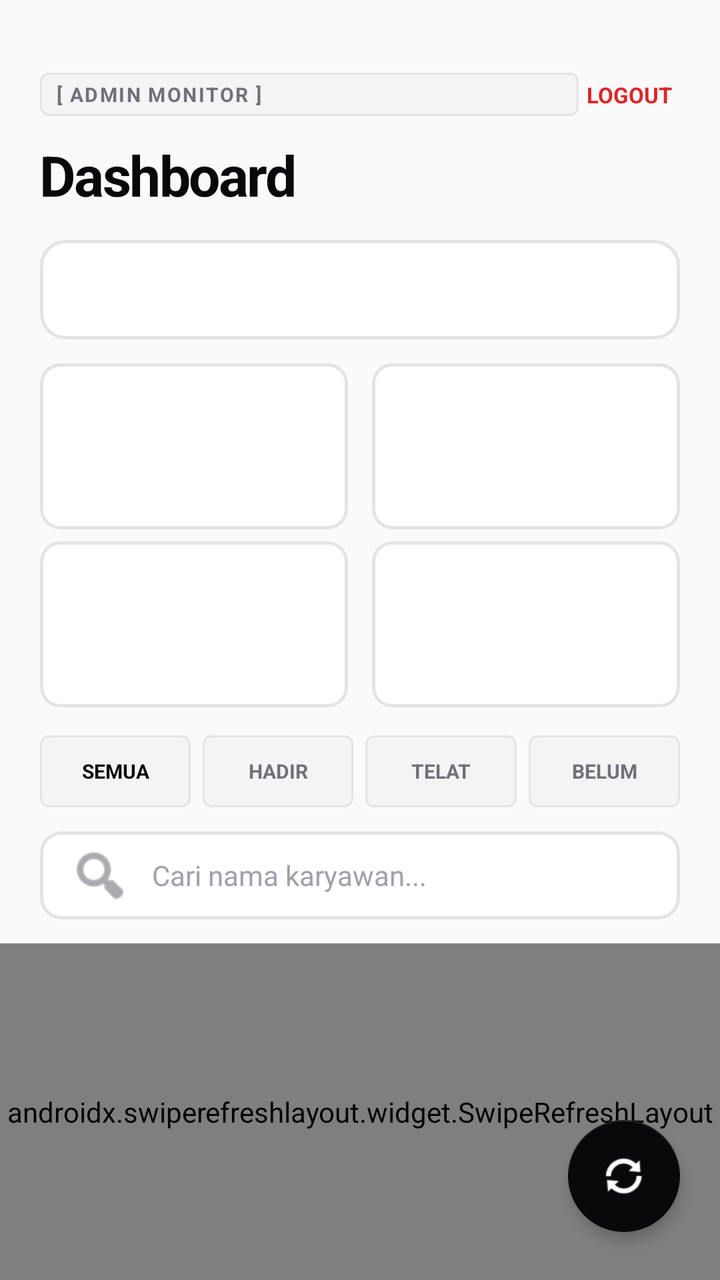
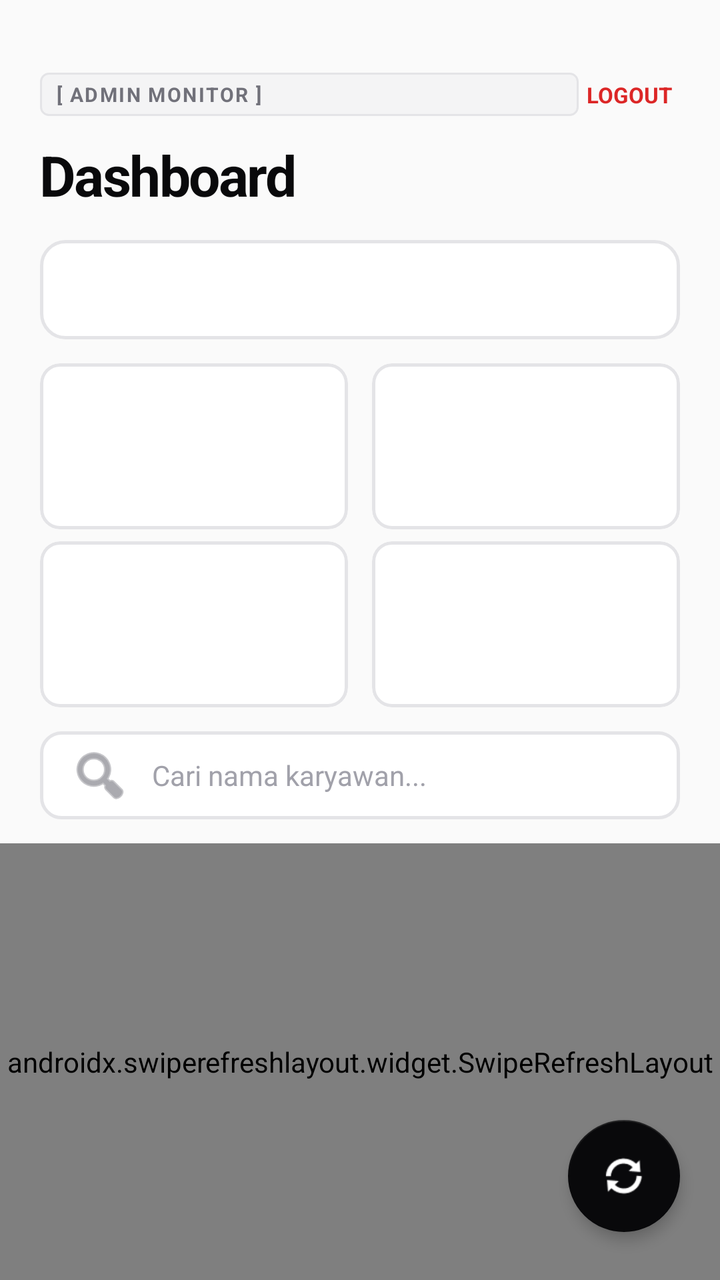

Compare the two renders of this Android layout. The source of the first and the diff that turns it into the second are given below.
<!-- AndroidManifest.xml: application theme Theme.Absensi -->
<!-- res/layout/activity_admin.xml -->
<?xml version="1.0" encoding="utf-8"?>
<androidx.constraintlayout.widget.ConstraintLayout xmlns:android="http://schemas.android.com/apk/res/android"
    xmlns:app="http://schemas.android.com/apk/res-auto"
    android:layout_width="match_parent"
    android:layout_height="match_parent"
    android:background="@color/bg_primary">

    <LinearLayout
        android:id="@+id/headerContainer"
        android:layout_width="match_parent"
        android:layout_height="wrap_content"
        android:orientation="vertical"
        android:paddingStart="20dp"
        android:paddingTop="36dp"
        android:paddingEnd="20dp"
        android:paddingBottom="12dp"
        app:layout_constraintTop_toTopOf="parent">

        <LinearLayout
            android:layout_width="match_parent"
            android:layout_height="wrap_content"
            android:gravity="center_vertical"
            android:orientation="horizontal">

            <TextView
                android:layout_width="0dp"
                android:layout_height="wrap_content"
                android:layout_weight="1"
                android:background="@drawable/bg_tag_pill"
                android:letterSpacing="0.08"
                android:paddingStart="8dp"
                android:paddingTop="4dp"
                android:paddingEnd="8dp"
                android:paddingBottom="4dp"
                android:text="[ ADMIN MONITOR ]"
                android:textColor="@color/text_secondary"
                android:textSize="10sp"
                android:textStyle="bold" />

            <TextView
                android:id="@+id/tvLogout"
                android:layout_width="wrap_content"
                android:layout_height="wrap_content"
                android:padding="4dp"
                android:text="LOGOUT"
                android:textColor="@color/badge_danger_text"
                android:textSize="11sp"
                android:textStyle="bold" />
        </LinearLayout>

        <TextView
            android:layout_width="wrap_content"
            android:layout_height="wrap_content"
            android:layout_marginTop="10dp"
            android:letterSpacing="-0.03"
            android:text="Dashboard"
            android:textColor="@color/text_primary"
            android:textSize="28sp"
            android:textStyle="bold" />

        <LinearLayout
            android:layout_width="match_parent"
            android:layout_height="wrap_content"
            android:layout_marginTop="14dp"
            android:background="@drawable/bg_hero_card"
            android:orientation="vertical"
            android:padding="16dp">

            <TextView
                android:id="@+id/tvDate"
                android:layout_width="match_parent"
                android:layout_height="wrap_content"
                android:textColor="@color/text_primary"
                android:textSize="13sp"
                android:textStyle="bold" />
        </LinearLayout>

        <LinearLayout
            android:layout_width="match_parent"
            android:layout_height="wrap_content"
            android:layout_marginTop="12dp"
            android:orientation="horizontal">

            <include
                android:id="@+id/statTotal"
                layout="@layout/item_stat"
                android:layout_width="0dp"
                android:layout_height="wrap_content"
                android:layout_weight="1"
                android:layout_marginEnd="6dp" />

            <include
                android:id="@+id/statHadir"
                layout="@layout/item_stat"
                android:layout_width="0dp"
                android:layout_height="wrap_content"
                android:layout_weight="1"
                android:layout_marginStart="6dp" />
        </LinearLayout>

        <LinearLayout
            android:layout_width="match_parent"
            android:layout_height="wrap_content"
            android:layout_marginTop="6dp"
            android:orientation="horizontal">

            <include
                android:id="@+id/statTelat"
                layout="@layout/item_stat"
                android:layout_width="0dp"
                android:layout_height="wrap_content"
                android:layout_weight="1"
                android:layout_marginEnd="6dp" />

            <include
                android:id="@+id/statBelum"
                layout="@layout/item_stat"
                android:layout_width="0dp"
                android:layout_height="wrap_content"
                android:layout_weight="1"
                android:layout_marginStart="6dp" />
        </LinearLayout>

        <LinearLayout
            android:id="@+id/filterRow"
            android:layout_width="match_parent"
            android:layout_height="wrap_content"
            android:layout_marginTop="14dp"
            android:orientation="horizontal">

            <TextView
                android:id="@+id/filterAll"
                android:layout_width="0dp"
                android:layout_height="36dp"
                android:layout_weight="1"
                android:background="@drawable/bg_tag_pill"
                android:gravity="center"
                android:text="SEMUA"
                android:textColor="@color/text_primary"
                android:textSize="10sp"
                android:textStyle="bold" />

            <TextView
                android:id="@+id/filterHadir"
                android:layout_width="0dp"
                android:layout_height="36dp"
                android:layout_marginStart="6dp"
                android:layout_weight="1"
                android:background="@drawable/bg_tag_pill"
                android:gravity="center"
                android:text="HADIR"
                android:textColor="@color/text_secondary"
                android:textSize="10sp"
                android:textStyle="bold" />

            <TextView
                android:id="@+id/filterTelat"
                android:layout_width="0dp"
                android:layout_height="36dp"
                android:layout_marginStart="6dp"
                android:layout_weight="1"
                android:background="@drawable/bg_tag_pill"
                android:gravity="center"
                android:text="TELAT"
                android:textColor="@color/text_secondary"
                android:textSize="10sp"
                android:textStyle="bold" />

            <TextView
                android:id="@+id/filterBelum"
                android:layout_width="0dp"
                android:layout_height="36dp"
                android:layout_marginStart="6dp"
                android:layout_weight="1"
                android:background="@drawable/bg_tag_pill"
                android:gravity="center"
                android:text="BELUM"
                android:textColor="@color/text_secondary"
                android:textSize="10sp"
                android:textStyle="bold" />
        </LinearLayout>

        <EditText
            android:id="@+id/etSearch"
            android:layout_width="match_parent"
            android:layout_height="44dp"
            android:layout_marginTop="12dp"
            android:background="@drawable/bg_search"
            android:drawableStart="@android:drawable/ic_menu_search"
            android:drawablePadding="10dp"
            android:drawableTint="@color/text_secondary"
            android:hint="Cari nama karyawan..."
            android:imeOptions="actionSearch"
            android:inputType="text"
            android:paddingStart="14dp"
            android:paddingEnd="14dp"
            android:singleLine="true"
            android:textColor="@color/text_primary"
            android:textColorHint="@color/text_tertiary"
            android:textSize="14sp" />
    </LinearLayout>

    <androidx.swiperefreshlayout.widget.SwipeRefreshLayout
        android:id="@+id/swipeRefresh"
        android:layout_width="0dp"
        android:layout_height="0dp"
        app:layout_constraintBottom_toBottomOf="parent"
        app:layout_constraintEnd_toEndOf="parent"
        app:layout_constraintStart_toStartOf="parent"
        app:layout_constraintTop_toBottomOf="@id/headerContainer">

        <FrameLayout
            android:layout_width="match_parent"
            android:layout_height="match_parent">

            <androidx.recyclerview.widget.RecyclerView
                android:id="@+id/recyclerView"
                android:layout_width="match_parent"
                android:layout_height="match_parent"
                android:clipToPadding="false"
                android:paddingStart="20dp"
                android:paddingEnd="20dp"
                android:paddingBottom="96dp" />

            <LinearLayout
                android:id="@+id/llEmptyState"
                android:layout_width="wrap_content"
                android:layout_height="wrap_content"
                android:layout_gravity="center"
                android:gravity="center"
                android:orientation="vertical"
                android:visibility="gone">

                <TextView
                    android:layout_width="wrap_content"
                    android:layout_height="wrap_content"
                    android:letterSpacing="0.05"
                    android:text="[ NO DATA FOUND ]"
                    android:textColor="@color/text_primary"
                    android:textSize="14sp"
                    android:textStyle="bold" />

                <TextView
                    android:layout_width="wrap_content"
                    android:layout_height="wrap_content"
                    android:layout_marginTop="4dp"
                    android:text="Tidak ada data untuk ditampilkan"
                    android:textColor="@color/text_secondary"
                    android:textSize="12sp" />
            </LinearLayout>
        </FrameLayout>
    </androidx.swiperefreshlayout.widget.SwipeRefreshLayout>

    <com.google.android.material.floatingactionbutton.FloatingActionButton
        android:id="@+id/fabRefresh"
        android:layout_width="wrap_content"
        android:layout_height="wrap_content"
        android:layout_marginEnd="20dp"
        android:layout_marginBottom="24dp"
        android:src="@android:drawable/ic_popup_sync"
        app:backgroundTint="@color/accent"
        app:elevation="4dp"
        app:layout_constraintBottom_toBottomOf="parent"
        app:layout_constraintEnd_toEndOf="parent"
        app:tint="@android:color/white" />
</androidx.constraintlayout.widget.ConstraintLayout>
<!-- res/layout/item_stat.xml (included above) -->
<?xml version="1.0" encoding="utf-8"?>
<com.google.android.material.card.MaterialCardView xmlns:android="http://schemas.android.com/apk/res/android"
    xmlns:app="http://schemas.android.com/apk/res-auto"
    android:layout_width="0dp"
    android:layout_height="wrap_content"
    android:layout_weight="1"
    app:cardBackgroundColor="@color/surface"
    app:cardCornerRadius="10dp"
    app:cardElevation="0dp"
    app:strokeColor="@color/border_crisp"
    app:strokeWidth="1.5dp">

    <LinearLayout
        android:layout_width="match_parent"
        android:layout_height="wrap_content"
        android:orientation="vertical"
        android:padding="14dp">

        <TextView
            android:id="@+id/tvStatLabel"
            android:layout_width="match_parent"
            android:layout_height="wrap_content"
            android:textColor="@color/text_secondary"
            android:textSize="10sp"
            android:letterSpacing="0.08"
            android:textStyle="bold" />

        <TextView
            android:id="@+id/tvStatValue"
            android:layout_width="match_parent"
            android:layout_height="wrap_content"
            android:layout_marginTop="4dp"
            android:textColor="@color/text_primary"
            android:textSize="28sp"
            android:textStyle="bold" />
    </LinearLayout>
</com.google.android.material.card.MaterialCardView>
<!-- resources referenced by this layout -->
<resources>
  <color name="accent">#09090B</color>
  <color name="badge_danger_text">#DC2626</color>
  <color name="bg_primary">#FAFAFA</color>
  <color name="border_crisp">#E4E4E7</color>
  <color name="surface">#FFFFFF</color>
  <color name="text_primary">#09090B</color>
  <color name="text_secondary">#71717A</color>
  <color name="text_tertiary">#A1A1AA</color>
  <!-- drawable bg_hero_card (drawable) -->
  <?xml version="1.0" encoding="utf-8"?>
  <shape xmlns:android="http://schemas.android.com/apk/res/android"
      android:shape="rectangle">
      <solid android:color="@color/surface" />
      <corners android:radius="12dp" />
      <stroke android:width="1.5dp" android:color="@color/border_crisp" />
  </shape>
  <!-- drawable bg_search (drawable) -->
  <?xml version="1.0" encoding="utf-8"?>
  <shape xmlns:android="http://schemas.android.com/apk/res/android"
      android:shape="rectangle">
      <solid android:color="@color/search_bg" />
      <corners android:radius="10dp" />
      <stroke android:width="1.5dp" android:color="@color/search_stroke" />
  </shape>
  <!-- drawable bg_tag_pill (drawable) -->
  <?xml version="1.0" encoding="utf-8"?>
  <shape xmlns:android="http://schemas.android.com/apk/res/android"
      android:shape="rectangle">
      <solid android:color="@color/accent_light" />
      <corners android:radius="4dp" />
      <stroke android:width="1dp" android:color="@color/border_crisp" />
  </shape>
  <style name="Theme.Absensi" parent="Theme.MaterialComponents.Light.NoActionBar">
          <item name="android:windowBackground">@color/bg_primary</item>
          <item name="colorPrimary">@color/accent</item>
          <item name="colorPrimaryDark">@color/primary_dark</item>
          <item name="android:statusBarColor">@color/surface</item>
          <item name="android:windowLightStatusBar">true</item>
          <item name="colorAccent">@color/accent</item>
      </style>
  <color name="search_bg">#FFFFFF</color>
  <color name="search_stroke">#E4E4E7</color>
  <color name="accent_light">#F4F4F5</color>
  <color name="primary_dark">#09090B</color>
</resources>

<!-- the commit's change to res/layout/activity_admin.xml (unified diff, before → after) -->
@@ -119,65 +119,6 @@
                 android:layout_height="wrap_content"
                 android:layout_weight="1"
                 android:layout_marginStart="6dp" />
-        </LinearLayout>
-
-        <LinearLayout
-            android:id="@+id/filterRow"
-            android:layout_width="match_parent"
-            android:layout_height="wrap_content"
-            android:layout_marginTop="14dp"
-            android:orientation="horizontal">
-
-            <TextView
-                android:id="@+id/filterAll"
-                android:layout_width="0dp"
-                android:layout_height="36dp"
-                android:layout_weight="1"
-                android:background="@drawable/bg_tag_pill"
-                android:gravity="center"
-                android:text="SEMUA"
-                android:textColor="@color/text_primary"
-                android:textSize="10sp"
-                android:textStyle="bold" />
-
-            <TextView
-                android:id="@+id/filterHadir"
-                android:layout_width="0dp"
-                android:layout_height="36dp"
-                android:layout_marginStart="6dp"
-                android:layout_weight="1"
-                android:background="@drawable/bg_tag_pill"
-                android:gravity="center"
-                android:text="HADIR"
-                android:textColor="@color/text_secondary"
-                android:textSize="10sp"
-                android:textStyle="bold" />
-
-            <TextView
-                android:id="@+id/filterTelat"
-                android:layout_width="0dp"
-                android:layout_height="36dp"
-                android:layout_marginStart="6dp"
-                android:layout_weight="1"
-                android:background="@drawable/bg_tag_pill"
-                android:gravity="center"
-                android:text="TELAT"
-                android:textColor="@color/text_secondary"
-                android:textSize="10sp"
-                android:textStyle="bold" />
-
-            <TextView
-                android:id="@+id/filterBelum"
-                android:layout_width="0dp"
-                android:layout_height="36dp"
-                android:layout_marginStart="6dp"
-                android:layout_weight="1"
-                android:background="@drawable/bg_tag_pill"
-                android:gravity="center"
-                android:text="BELUM"
-                android:textColor="@color/text_secondary"
-                android:textSize="10sp"
-                android:textStyle="bold" />
         </LinearLayout>
 
         <EditText
